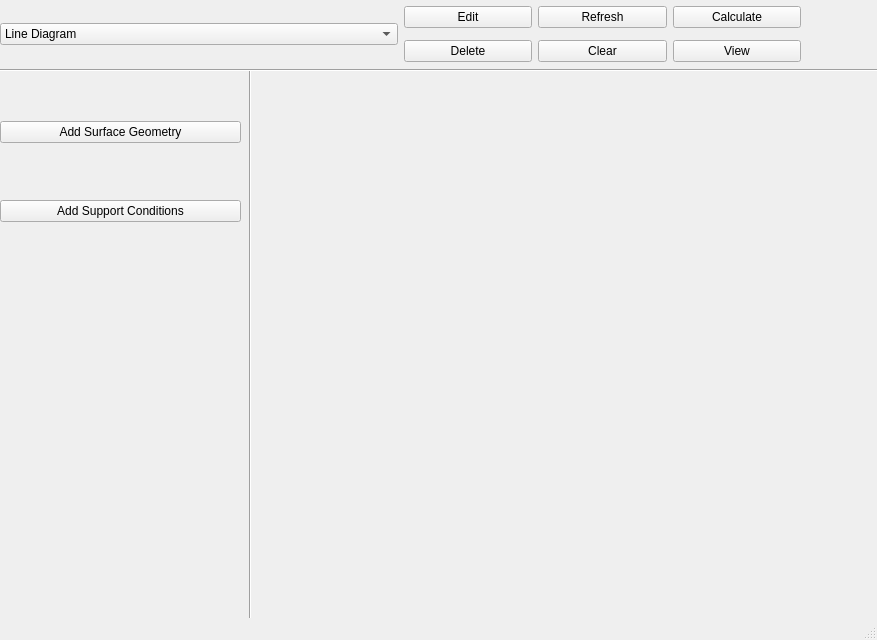
The window that SlabGUI/SlabGUI.ui (Haudkozaur/masterThesis) describes before a commit, drawn with Qt 5.
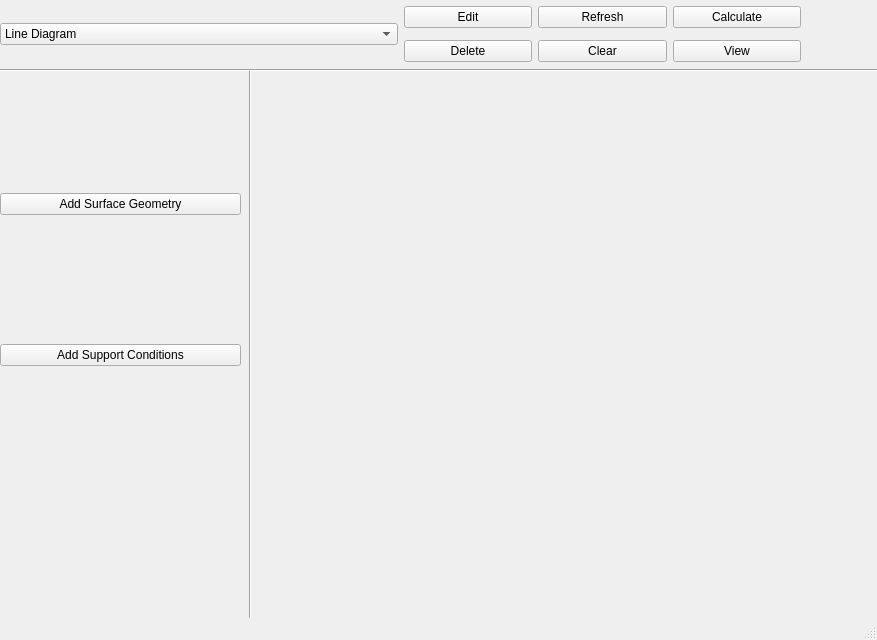
The same window after the commit.

Patch:
```diff
--- a/SlabGUI/SlabGUI.ui
+++ b/SlabGUI/SlabGUI.ui
@@ -133,7 +133,7 @@
       <x>0</x>
       <y>70</y>
       <width>241</width>
-      <height>203</height>
+      <height>421</height>
      </rect>
     </property>
     <layout class="QVBoxLayout" name="leftverticalLayout">
```
